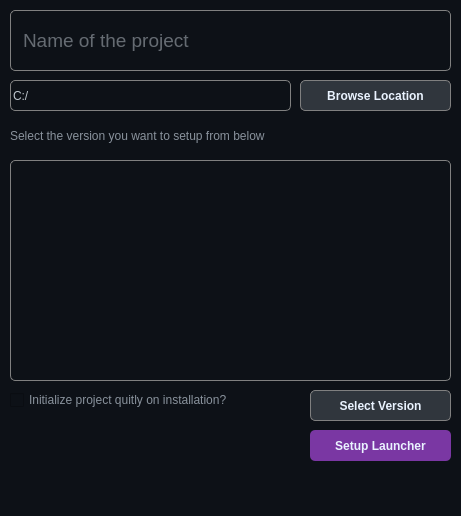
Qt form src/gui/ui/main-dark.ui (hind-sagar-biswas/php_launchpad) before a commit.
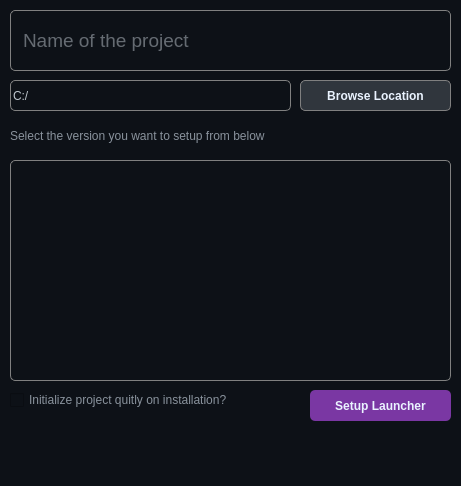
The same form after that commit. Icons and pictures are not drawn.

```diff
--- a/src/gui/ui/main-dark.ui
+++ b/src/gui/ui/main-dark.ui
@@ -7,7 +7,7 @@
     <x>0</x>
     <y>0</y>
     <width>461</width>
-    <height>516</height>
+    <height>486</height>
    </rect>
   </property>
   <property name="windowTitle">
@@ -99,33 +99,11 @@
      <string notr="true">border: 1px solid grey; border-radius: 5px;</string>
     </property>
    </widget>
-   <widget class="QPushButton" name="selectVersionButton">
-    <property name="geometry">
-     <rect>
-      <x>310</x>
-      <y>390</y>
-      <width>141</width>
-      <height>31</height>
-     </rect>
-    </property>
-    <property name="font">
-     <font>
-      <weight>75</weight>
-      <bold>true</bold>
-     </font>
-    </property>
-    <property name="styleSheet">
-     <string notr="true">background-color: #30363d; color: #eaf3ff; border: 1px solid grey; border-radius: 5px;</string>
-    </property>
-    <property name="text">
-     <string>Select Version</string>
-    </property>
-   </widget>
    <widget class="QPushButton" name="prepareLauncherButton">
     <property name="geometry">
      <rect>
       <x>310</x>
-      <y>430</y>
+      <y>390</y>
       <width>141</width>
       <height>31</height>
      </rect>
```
